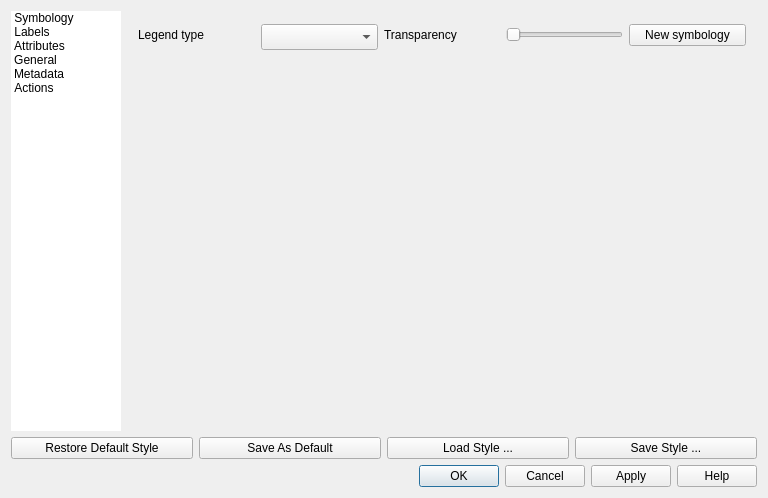
sourcepole/qgis, file qgis/src/ui/qgsvectorlayerpropertiesbase.ui: the form before one commit.
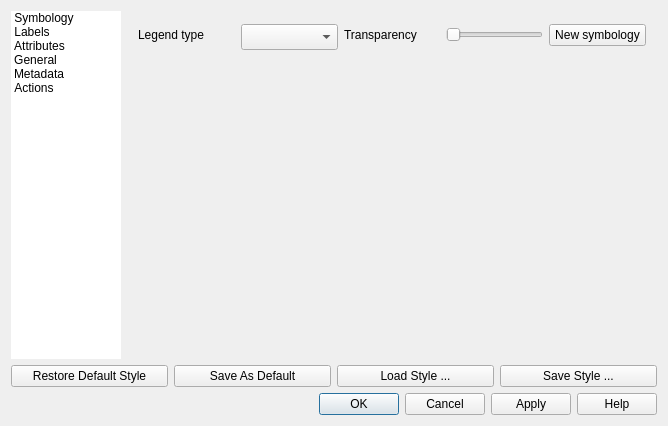
The form after the commit. Icons and pictures are not drawn.

Patch:
```diff
--- a/qgis/src/ui/qgsvectorlayerpropertiesbase.ui
+++ b/qgis/src/ui/qgsvectorlayerpropertiesbase.ui
@@ -6,8 +6,8 @@
    <rect>
     <x>0</x>
     <y>0</y>
-    <width>768</width>
-    <height>498</height>
+    <width>668</width>
+    <height>426</height>
    </rect>
   </property>
   <property name="windowTitle">
```
Left out of the diff: 12 changed lines with no effect on the pictures.
